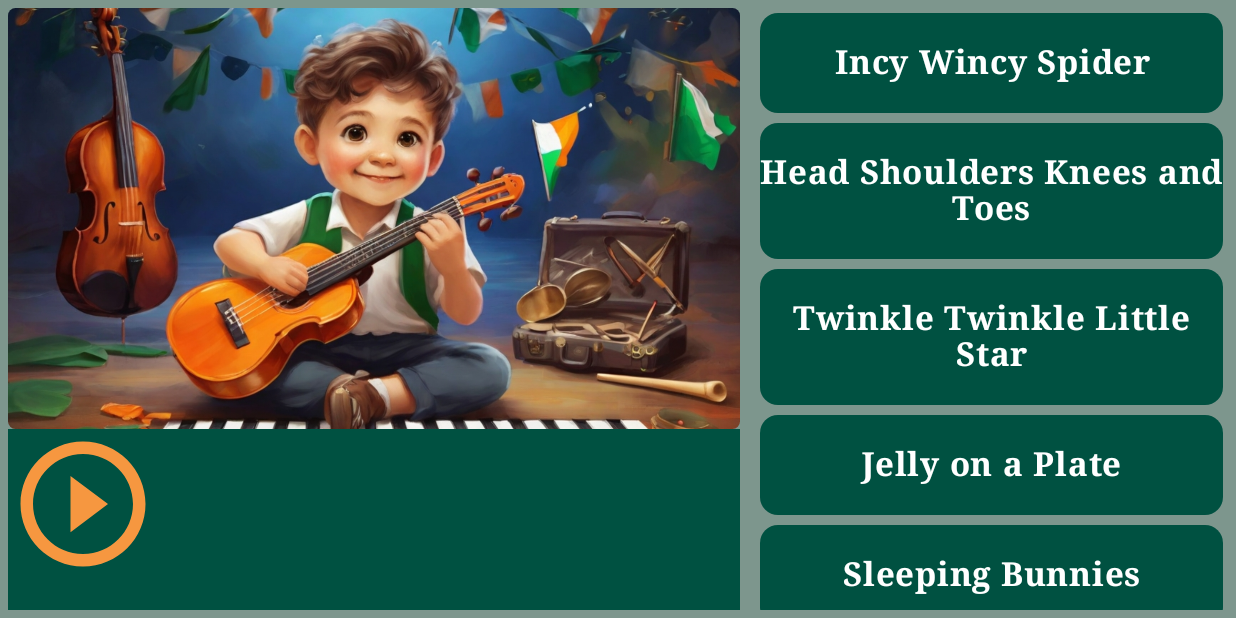
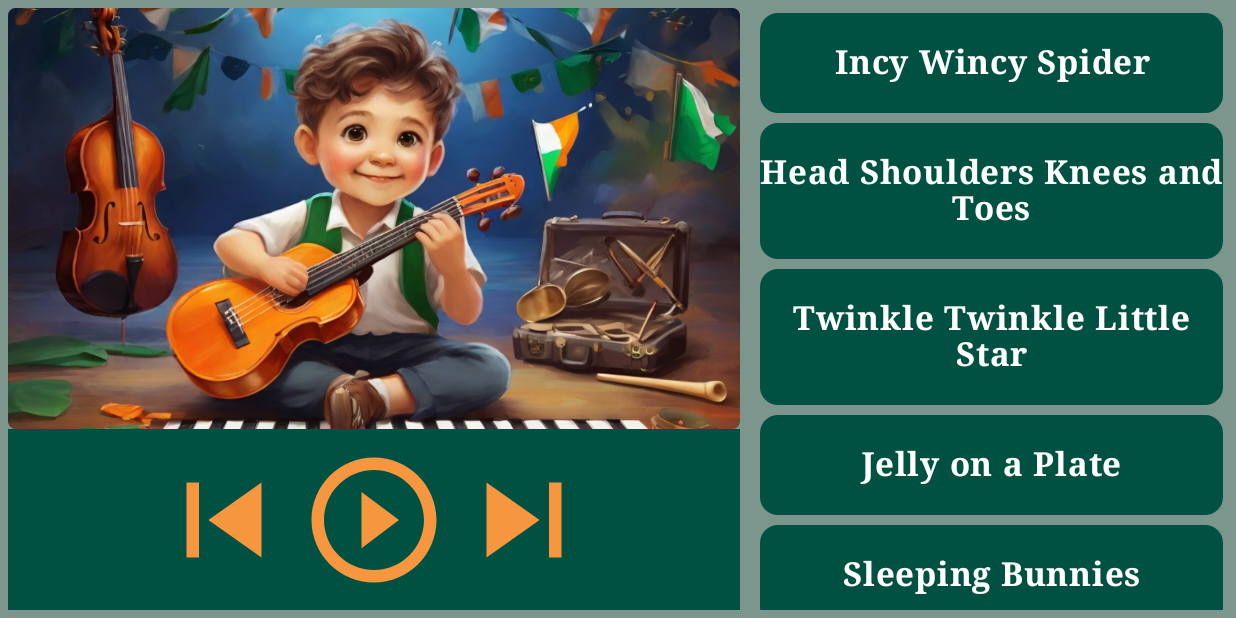
Before and after one commit to Sergey0703/handyplayer, an Android app built with Jetpack Compose: the screen it shows after launch (MainActivity), on a phone screen of 824 x 412 dp (held sideways). Run offline under Robolectric (Android 15) with nearby library versions, the phone set to English and light mode, and no system bars; our stand-ins replace constraintlayout-compose.

Commit message:
button Ok

```diff
--- a/app/src/main/java/com/serhiibaliasnyi/handyplayer/screens/MainScreen.kt
+++ b/app/src/main/java/com/serhiibaliasnyi/handyplayer/screens/MainScreen.kt
@@ -7,6 +7,7 @@ import androidx.compose.foundation.background
 import androidx.compose.foundation.clickable
 import androidx.compose.foundation.layout.Box
 import androidx.compose.foundation.layout.PaddingValues
+import androidx.compose.foundation.layout.Row
 import androidx.compose.foundation.layout.fillMaxSize
 import androidx.compose.foundation.layout.fillMaxWidth
 import androidx.compose.foundation.layout.height
@@ -32,6 +33,7 @@ import androidx.compose.material3.OutlinedButton
 import androidx.compose.material3.Surface
 import androidx.compose.material3.Text
 import androidx.compose.runtime.Composable
+import androidx.compose.ui.Alignment
 import androidx.compose.ui.Modifier
 import androidx.compose.ui.draw.clip
 import androidx.compose.ui.graphics.Color
@@ -109,14 +111,12 @@ fun MainScreen(){
                       //height = Dimension.fillToConstraints
                       height = Dimension.percent(0.3f)
                   }
-                  .background(color = Color(0, 81, 65))
+                  .background(color = Color(0, 81, 65)),
+                  contentAlignment = Alignment.Center
               ) {
-
-
-
-
-                  Button(onClick = { },
-
+                  Row {
+                      Button(
+                          onClick = { },
                           // modifier= Modifier.size(100.dp),
                           shape = CircleShape,
                           // border= BorderStroke(5.dp, Color(0XFF0F9D58)),
@@ -126,13 +126,53 @@ fun MainScreen(){
                           //colors = ButtonDefaults.Transparent
                       ) {
                           // Adding an Icon "Add" inside the Button
-                      Icon(imageVector =ImageVector.vectorResource(R.drawable.button_play) ,
+                          Icon(
+                              imageVector = ImageVector.vectorResource(R.drawable.button_prev),
                               contentDescription = "content description",
-                          tint=Color(246,151,64),
+                              tint = Color(246, 151, 64),
                               modifier = Modifier.size(100.dp)
                           )
                       }
 
+
+                      Button(
+                          onClick = { },
+                          // modifier= Modifier.size(100.dp),
+                          shape = CircleShape,
+                          // border= BorderStroke(5.dp, Color(0XFF0F9D58)),
+                          contentPadding = PaddingValues(0.dp),
+                          //colors = ButtonDefaults.outlinedButtonColors(contentColor =  Color.Blue)
+                          colors = ButtonDefaults.outlinedButtonColors()
+                          //colors = ButtonDefaults.Transparent
+                      ) {
+                          // Adding an Icon "Add" inside the Button
+                          Icon(
+                              imageVector = ImageVector.vectorResource(R.drawable.button_play),
+                              contentDescription = "content description",
+                              tint = Color(246, 151, 64),
+                              modifier = Modifier.size(100.dp)
+                          )
+                      }
+
+                      Button(
+                          onClick = { },
+                          // modifier= Modifier.size(100.dp),
+                          shape = CircleShape,
+                          // border= BorderStroke(5.dp, Color(0XFF0F9D58)),
+                          contentPadding = PaddingValues(0.dp),
+                          //colors = ButtonDefaults.outlinedButtonColors(contentColor =  Color.Blue)
+                          colors = ButtonDefaults.outlinedButtonColors()
+                          //colors = ButtonDefaults.Transparent
+                      ) {
+                          // Adding an Icon "Add" inside the Button
+                          Icon(
+                              imageVector = ImageVector.vectorResource(R.drawable.button_next),
+                              contentDescription = "content description",
+                              tint = Color(246, 151, 64),
+                              modifier = Modifier.size(100.dp)
+                          )
+                      }
+                  }
               }
 
               Box(modifier =
--- /dev/null
+++ b/app/src/main/res/drawable/button_next.xml
@@ -0,0 +1,5 @@
+<vector xmlns:android="http://schemas.android.com/apk/res/android" android:height="24dp" android:tint="#F69740" android:viewportHeight="24" android:viewportWidth="24" android:width="24dp">
+
+    <path android:fillColor="@android:color/white" android:pathData="M6,18l8.5,-6L6,6v12zM16,6v12h2V6h-2z"/>
+
+</vector>
--- /dev/null
+++ b/app/src/main/res/drawable/button_prev.xml
@@ -0,0 +1,5 @@
+<vector xmlns:android="http://schemas.android.com/apk/res/android" android:height="24dp" android:tint="#F69740" android:viewportHeight="24" android:viewportWidth="24" android:width="24dp">
+
+    <path android:fillColor="@android:color/white" android:pathData="M6,6h2v12L6,18zM9.5,12l8.5,6L18,6z"/>
+
+</vector>
```
Lines whose indentation alone changed are shown as unchanged.
